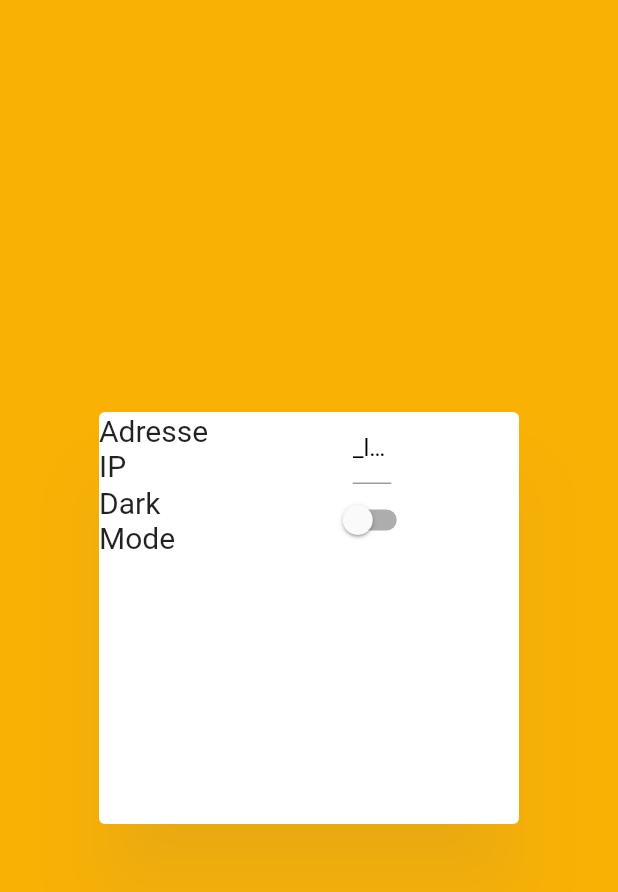
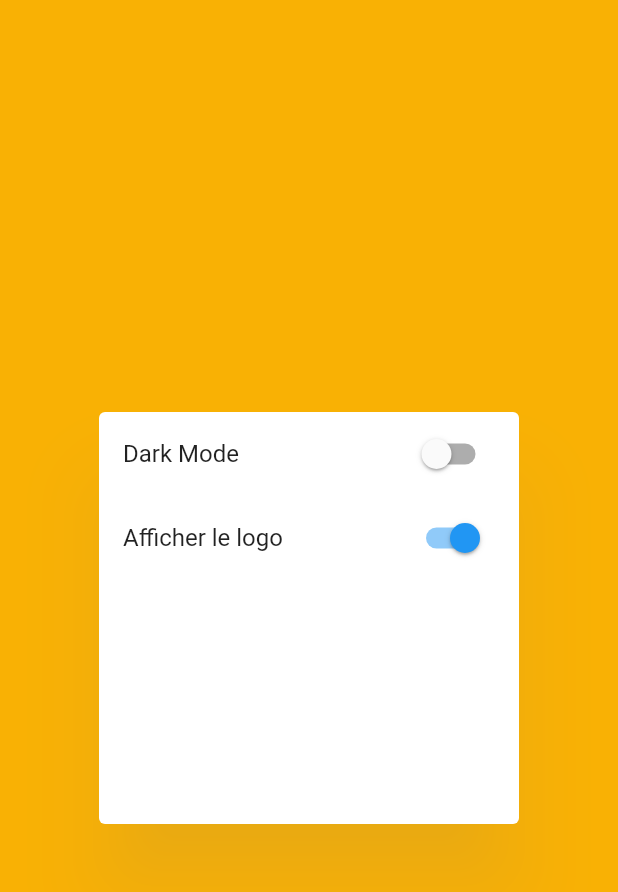
Before and after one commit to Rulio974/DMARC-Flutter-Viewer, a Flutter app: the ParamDialog widget shown alone on an empty page, opened directly, on a phone screen of 412 x 824 dp. Shown: the top 892 px of the screen. Run offline on Flutter 3.47's test engine with Material 2 defaults, Android fonts, the light colour scheme and no system bars; our stand-ins replace file_picker, google_fonts, motion_toast, shared_preferences; missing offline and left inert: pluto_grid; accounts and stored records are empty.

Commit message:
logo visibility

```diff
--- a/lib/config/const_var.dart
+++ b/lib/config/const_var.dart
@@ -33,5 +33,7 @@ const Color hqYellowActivated = Color(0xfffbf4dc);
 
 var chartFont = GoogleFonts.ubuntu();
 var tabFont = GoogleFonts.ubuntu(color: Colors.white);
+var logo_network =
+    'https://buylandingpagesdesign.com/wp-content/uploads/2017/01/logo-1.png';
 
 const int delayTime = 0;
--- a/lib/tabs/tab_params.dart
+++ b/lib/tabs/tab_params.dart
@@ -1,8 +1,12 @@
+// ignore_for_file: library_private_types_in_public_api
+
 import 'package:dmarc_flutter/config/const_var.dart';
 import 'package:dmarc_flutter/config/theme_notifier.dart';
 import 'package:flutter/material.dart';
 import 'package:provider/provider.dart';
 import 'package:shared_preferences/shared_preferences.dart';
+
+import '../charts.dart';
 
 class ParamDialog extends StatefulWidget {
   const ParamDialog({Key? key}) : super(key: key);
@@ -14,71 +18,55 @@ class ParamDialog extends StatefulWidget {
 class _ParamDialogState extends State<ParamDialog> {
   late TextEditingController ipController = TextEditingController();
   // late FocusNode ipFocusNode;
-  String ip_controller = "";
+  bool _isVisible = true;
 
   @override
   void initState() {
     super.initState();
-    _loadIpAddress().then((value) {
-      ip_controller = value;
+    _loadVisibilityPreference();
+  }
+
+  Future<void> _loadVisibilityPreference() async {
+    SharedPreferences prefs = await SharedPreferences.getInstance();
+    bool isVisible = prefs.getBool('isVisible') ?? true;
+
+    setState(() {
+      _isVisible = isVisible;
     });
   }
 
-  Future<String> _loadIpAddress() async {
+  Future<void> _updateVisibilityPreference(bool newValue) async {
     SharedPreferences prefs = await SharedPreferences.getInstance();
-    return prefs.getString('ip_address') ?? "";
+    prefs.setBool('isVisible', newValue);
+
+    // ignore: use_build_context_synchronously
+    Provider.of<VisibilityProvider>(context, listen: false)
+        .updateVisibility(newValue);
+
+    setState(() {
+      _isVisible = newValue;
+    });
   }
-
-  // Future<void> _saveIpAddress() async {
-  //   if (!ipFocusNode.hasFocus) {
-  //     SharedPreferences prefs = await SharedPreferences.getInstance();
-  //     await prefs.setString('ip_address', ipController.text);
-  //   }
-  // }
 
   @override
   Widget build(BuildContext context) {
     var height = MediaQuery.of(context).size.height;
     var width = MediaQuery.of(context).size.width;
-    print(ip_controller);
     return Dialog(
       child: Container(
         height: height / 3,
-        width: width / 2,
+        width: width / 4,
         child: Table(
           defaultVerticalAlignment: TableCellVerticalAlignment.middle,
-          columnWidths: {
+          columnWidths: const {
             0: FractionColumnWidth(.3),
             1: FractionColumnWidth(.7),
           },
           children: [
             TableRow(children: [
               Center(
-                child: Text(
-                  "Adresse IP",
-                  style: TextStyle(fontSize: 20),
-                ),
-              ),
-              Center(
-                child: SizedBox(
-                  width: width / 16,
-                  child: TextField(
-                    controller: ipController,
-                    // focusNode: ipFocusNode,
-                    decoration: InputDecoration(hintText: "_loadIpAddress();"),
-                  ),
-                ),
-              ),
-            ]),
-            TableRow(children: [
-              Center(
-                child: Text(
-                  "Dark Mode",
-                  style: TextStyle(fontSize: 20),
-                ),
-              ),
-              Center(
-                child: Switch(
+                child: SwitchListTile(
+                  title: const Text("Dark Mode"),
                   value: Provider.of<ThemeNotifier>(context).darkTheme,
                   onChanged: (val) {
                     Provider.of<ThemeNotifier>(context, listen: false)
@@ -87,6 +75,17 @@ class _ParamDialogState extends State<ParamDialog> {
                 ),
               ),
             ]),
+            TableRow(children: [
+              Center(
+                child: SwitchListTile(
+                  title: const Text("Afficher le logo"),
+                  value: _isVisible,
+                  onChanged: (newValue) {
+                    _updateVisibilityPreference(newValue);
+                  },
+                ),
+              ),
+            ])
           ],
         ),
       ),
@@ -95,7 +94,6 @@ class _ParamDialogState extends State<ParamDialog> {
 
   @override
   void dispose() {
-    ipController.dispose();
     // ipFocusNode.dispose();
     super.dispose();
   }
--- a/pubspec.yaml
+++ b/pubspec.yaml
@@ -70,6 +70,8 @@ flutter:
   # To add assets to your application, add an assets section, like this:
   assets:
     - assets/help.json
+    - assets/logo.png
+
 
   # An image asset can refer to one or more resolution-specific "variants", see
   # https://flutter.dev/assets-and-images/#resolution-aware
```
Also changed, not shown: lib/charts.dart (+39 -0 lines), lib/main.dart (+10 -5 lines), lib/tabs/params_row.dart (+14 -0 lines), assets/logo.png (added).
